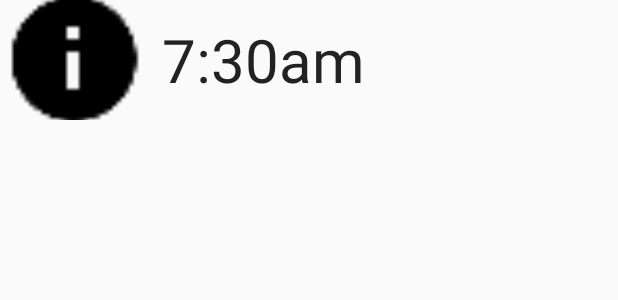
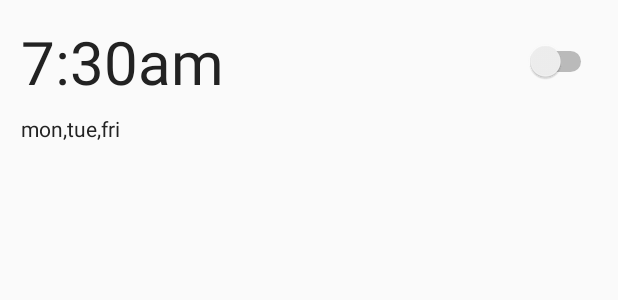
Before and after one commit to Daio-io/earn-that-snooze-android, an Android app: the layout item_alarm_list.xml on its own in the app's theme, with its tools: preview values and no code run, on a phone screen of 412 x 824 dp. Shown: the top 300 px of the screen. Run offline under Robolectric (Android 15) with nearby library versions, the phone set to English and light mode, and no system bars.

Commit message:
First pass implementation of alarm list item in recycler view

```diff
--- a/app/src/main/java/io/daio/earnthatsnooze/views/adapters/AlarmRecyclerViewAdapter.java
+++ b/app/src/main/java/io/daio/earnthatsnooze/views/adapters/AlarmRecyclerViewAdapter.java
@@ -4,7 +4,7 @@ import android.support.v7.widget.RecyclerView;
 import android.view.LayoutInflater;
 import android.view.View;
 import android.view.ViewGroup;
-import android.widget.ImageView;
+import android.widget.Switch;
 import android.widget.TextView;
 
 import java.util.List;
@@ -33,18 +33,21 @@ public class AlarmRecyclerViewAdapter extends RecyclerView.Adapter<AlarmRecycler
     @Override
     public void onBindViewHolder(AlarmListViewHolder holder, int position) {
         holder.mAlarmTimeText.setText("7:50pm");
+        holder.mDaysAvailable.setText("mon, tue, fri");
+        holder.mEnableSwitch.setChecked(true);
     }
 
     @Override
     public int getItemCount() {
-        return alarmModels != null ? alarmModels.size() : 0;
+        return alarmModels != null ? alarmModels.size() : 1;
     }
 
 
     public class AlarmListViewHolder extends RecyclerView.ViewHolder {
 
         @Bind(R.id.alarmTime) TextView mAlarmTimeText;
-        @Bind(R.id.thumbnail) ImageView mThumbnail;
+        @Bind(R.id.enableSwitch) Switch mEnableSwitch;
+        @Bind(R.id.daysText) TextView mDaysAvailable;
 
         public AlarmListViewHolder(View itemView) {
             super(itemView);
--- a/app/src/main/res/layout/content_main.xml
+++ b/app/src/main/res/layout/content_main.xml
@@ -16,6 +16,6 @@
         android:id="@+id/recycler_view"
         android:layout_width="match_parent"
         android:layout_height="match_parent"
-        android:layout_centerInParent="true" />
+        android:layout_centerInParent="true"/>
 
 </RelativeLayout>
--- a/app/src/main/res/layout/item_alarm_list.xml
+++ b/app/src/main/res/layout/item_alarm_list.xml
@@ -2,29 +2,40 @@
 
 <RelativeLayout xmlns:android="http://schemas.android.com/apk/res/android"
     android:layout_width="match_parent"
-    android:layout_height="80dp"
-    android:orientation="vertical">
-
-    <!-- Place Holders -->
-    <ImageView
-        android:id="@+id/thumbnail"
-        android:layout_width="100dp"
-        android:layout_height="80dp"
-        android:layout_alignParentLeft="true"
-        android:layout_centerVertical="true"
-        android:scaleType="centerCrop"
-        android:src="@drawable/ic_info_black_24dp"/>
+    android:layout_height="100dp"
+    android:orientation="vertical"
+    android:layout_margin="10dp">
 
     <TextView
         android:id="@+id/alarmTime"
-        android:layout_width="match_parent"
+        android:layout_width="wrap_content"
         android:layout_height="wrap_content"
-        android:layout_centerVertical="true"
-        android:layout_toRightOf="@+id/thumbnail"
-        android:maxLines="3"
-        android:padding="8dp"
+        android:layout_alignParentTop="true"
+        android:layout_alignParentLeft="true"
+        android:maxLines="1"
+        android:padding="4dp"
         android:text="7:30am"
         android:textColor="#222"
         android:textSize="40sp" />
 
+    <Switch
+        android:id="@+id/enableSwitch"
+        android:layout_height="match_parent"
+        android:layout_width="wrap_content"
+        android:layout_alignParentRight="true"
+        android:layout_above="@+id/daysText"
+        android:padding="4dp"
+        />
+
+    <TextView
+        android:id="@+id/daysText"
+        android:layout_width="wrap_content"
+        android:layout_height="wrap_content"
+        android:layout_centerVertical="true"
+        android:layout_below="@+id/alarmTime"
+        android:maxLines="1"
+        android:padding="4dp"
+        android:text="mon,tue,fri"
+        android:textColor="#222"/>
+
 </RelativeLayout>
```
